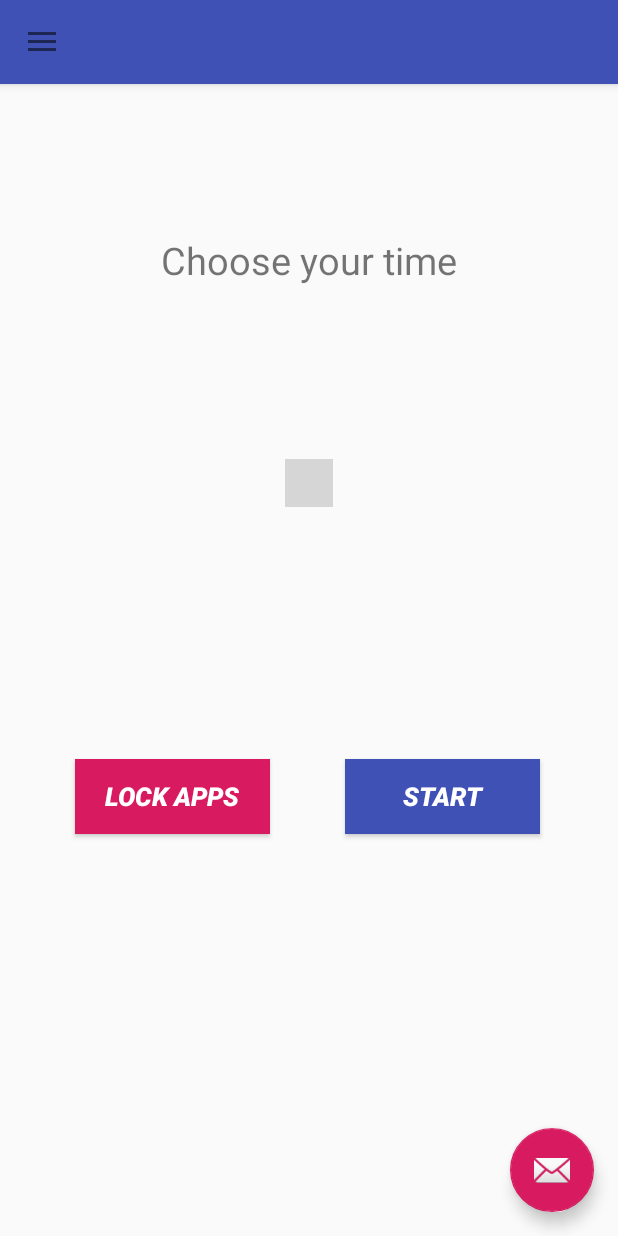
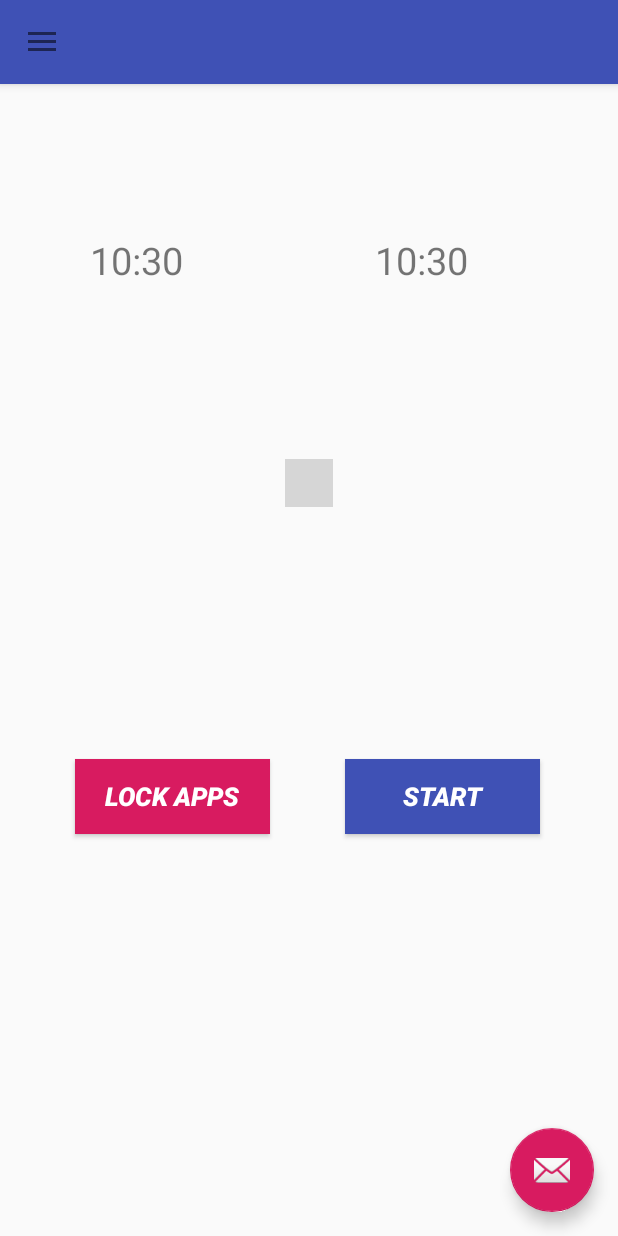
Before and after one commit to YujieLyu/Focusing, an Android app: the screen it shows after launch (MainActivity), on a phone screen of 412 x 824 dp. Run offline under Robolectric (Android 15) with nearby library versions, the phone set to English and light mode, and no system bars; libraries missing offline, so code that uses them is left out: cn.iwgang.countdownview; plain views replace CountdownView; 2 statements that could not run were skipped; grey boxes are pictures that could not be loaded.

Commit message:
Two time pickers are both changeable

```diff
--- a/app/src/main/java/com/example/jessie/focusing/DataCallBack.java
+++ b/app/src/main/java/com/example/jessie/focusing/DataCallBack.java
@@ -1,4 +1,7 @@
 package com.example.jessie.focusing;
+
+
+import com.example.jessie.focusing.view.TimePickerFragment;
 
 /**
  * @author : Yujie Lyu
@@ -6,5 +9,5 @@ package com.example.jessie.focusing;
  * @time : 00:52
  */
 public interface DataCallBack {
-    void getData(String data);
+    void getData(TimePickerFragment tp1,String data);
 }
--- a/app/src/main/java/com/example/jessie/focusing/view/MainActivity.java
+++ b/app/src/main/java/com/example/jessie/focusing/view/MainActivity.java
@@ -16,10 +16,12 @@ import android.view.Menu;
 import android.view.MenuItem;
 import android.widget.Button;
 import android.widget.TextView;
+import android.widget.TimePicker;
 
 import com.example.jessie.focusing.DataCallBack;
 import com.example.jessie.focusing.R;
 
+import java.util.Calendar;
 import java.util.List;
 
 import cn.iwgang.countdownview.CountdownView;
@@ -29,27 +31,39 @@ public class MainActivity extends AppCompatActivity
 
     private List<String> titles;
     private CountdownView countdownViewMain;
-    private TextView timeText;
-
+    private TextView timeText1,timeText2;
+    private TimePickerFragment timePicker1,timePicker2 ;
     @Override
     protected void onCreate(Bundle savedInstanceState) {
         super.onCreate(savedInstanceState);
         setContentView(R.layout.activity_main);
         countdownViewMain=findViewById(R.id.cdv_main);
-        timeText = (TextView) findViewById(R.id.time_text);
+        timeText1 = findViewById(R.id.tx_time1);
+
+        timeText2=findViewById(R.id.tx_time2);
+
         //为TextView设置点击事件
-        timeText.setOnClickListener(new View.OnClickListener() {
+        timeText1.setOnClickListener(new View.OnClickListener() {
             @Override
             public void onClick(View v) {
                //todo:设置点击事件
                 //实例化对象
-                TimePickerFragment timePicker = new TimePickerFragment();
-                timePicker.show(getSupportFragmentManager(),"time_picker");
+                timePicker1 = new TimePickerFragment();
                 //调用show方法弹出对话框
                 // 第一个参数为FragmentManager对象
                 // 第二个为调用该方法的fragment的标签
+                timePicker1.show(getSupportFragmentManager(),"time_picker");
 
-
+            }
+        });
+        timeText2.setOnClickListener(new View.OnClickListener() {
+            @Override
+            public void onClick(View v) {
+                timePicker2 = new TimePickerFragment();
+                //调用show方法弹出对话框
+                // 第一个参数为FragmentManager对象
+                // 第二个为调用该方法的fragment的标签
+                timePicker2.show(getSupportFragmentManager(),"time_picker");
             }
         });
 
@@ -89,6 +103,7 @@ public class MainActivity extends AppCompatActivity
         navigationView.setNavigationItemSelectedListener(this);
 
         initData();
+        initView();
     }
 
 
@@ -96,7 +111,33 @@ public class MainActivity extends AppCompatActivity
         long timeTest = (long)30 * 60 * 1000;//todo:仅用作测试，随后传参数
         countdownViewMain.start(timeTest);
 
+
     }
+
+    public void initView(){
+
+//        long time=System.currentTimeMillis();
+        final Calendar calendar = Calendar.getInstance();
+//        calendar.setTimeInMillis(time);
+        int hour = calendar.get(Calendar.HOUR_OF_DAY);
+        int minute = calendar.get(Calendar.MINUTE);
+        timeText1.setText(hour+":"+minute);//todo:显示当前时间
+
+        timeText2.setText(hour+":"+minute);
+
+    }
+
+    @Override
+    public void getData(TimePickerFragment tp,String data) {
+        //data即为fragment调用该函数传回的日期时间
+        if(tp.equals(timePicker1)){
+            timeText1.setText(data);
+        }else {
+            timeText2.setText(data);
+        }
+
+    }
+
     @Override
     public void onBackPressed() {
         DrawerLayout drawer = (DrawerLayout) findViewById(R.id.drawer_layout);
@@ -154,11 +195,6 @@ public class MainActivity extends AppCompatActivity
         return true;
     }
 
-    @Override
-    public void getData(String data) {
-        //data即为fragment调用该函数传回的日期时间
-        timeText.setText(data);
-    }
 
 //    public void loadAppInfoSuccess(List<AppInfo> list) {
 //        int appNum = 0;
--- a/app/src/main/res/layout/content_main.xml
+++ b/app/src/main/res/layout/content_main.xml
@@ -11,13 +11,23 @@
 
     <TextView
         android:layout_marginTop="100dp"
-        android:layout_centerHorizontal="true"
+        android:layout_marginStart="60dp"
         android:textSize="25sp"
-        android:id="@+id/time_text"
-        android:text="Choose your time"
+        android:id="@+id/tx_time1"
+        android:text="StartTime"
         android:layout_width="wrap_content"
         android:layout_height="wrap_content" />
 
+
+
+    <TextView
+        android:layout_marginTop="100dp"
+        android:layout_marginStart="250dp"
+        android:textSize="25sp"
+        android:id="@+id/tx_time2"
+        android:text="EndTime"
+        android:layout_width="wrap_content"
+        android:layout_height="wrap_content" />
 
     <cn.iwgang.countdownview.CountdownView
         android:id="@+id/cdv_main"
```
Also changed, not shown: app/build.gradle (+8 -1 lines), app/src/main/java/com/example/jessie/focusing/view/TimePickerFragment.java (+8 -4 lines).
